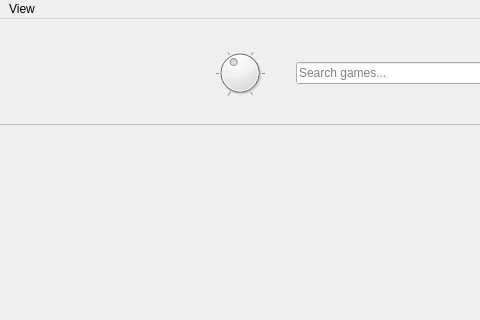
Before: the Qt Designer form src/UI/MainWindow.ui in TheHalfrican/PerchQt, drawn with Qt 5; both pictures show x 89 to 569 and y 0 to 320 of the 1000 by 800 pixel window.
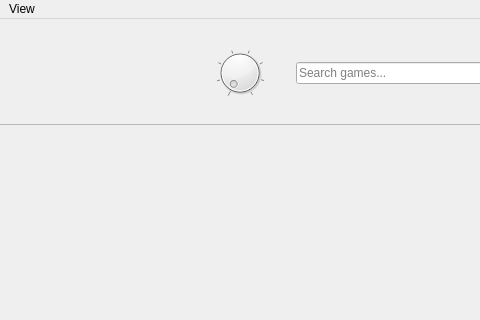
After: the same form once the commit is applied. Icons and pictures are not drawn.

Commit message: Set a higher minumum and higher maximum widget size

Diff of the .ui file:
```diff
--- a/src/UI/MainWindow.ui
+++ b/src/UI/MainWindow.ui
@@ -240,10 +240,10 @@
       <item>
        <widget class="QDial" name="gridSizeDial">
         <property name="minimum">
-         <number>1</number>
+         <number>3</number>
         </property>
         <property name="maximum">
-         <number>6</number>
+         <number>10</number>
         </property>
         <property name="value">
          <number>3</number>
```
